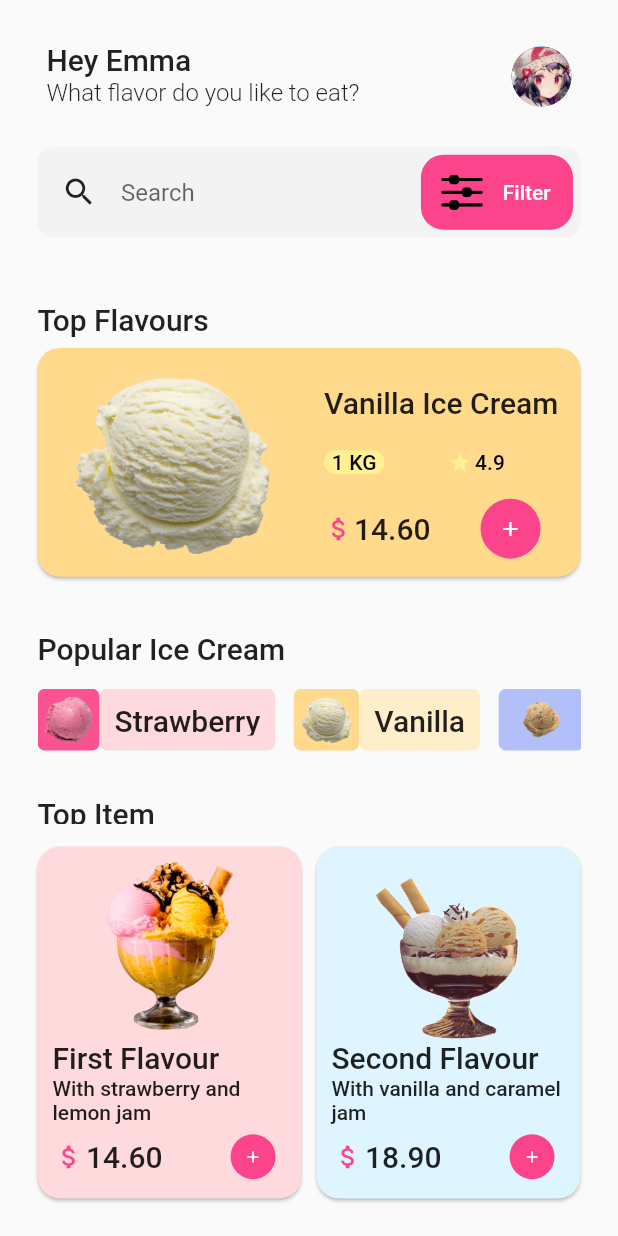
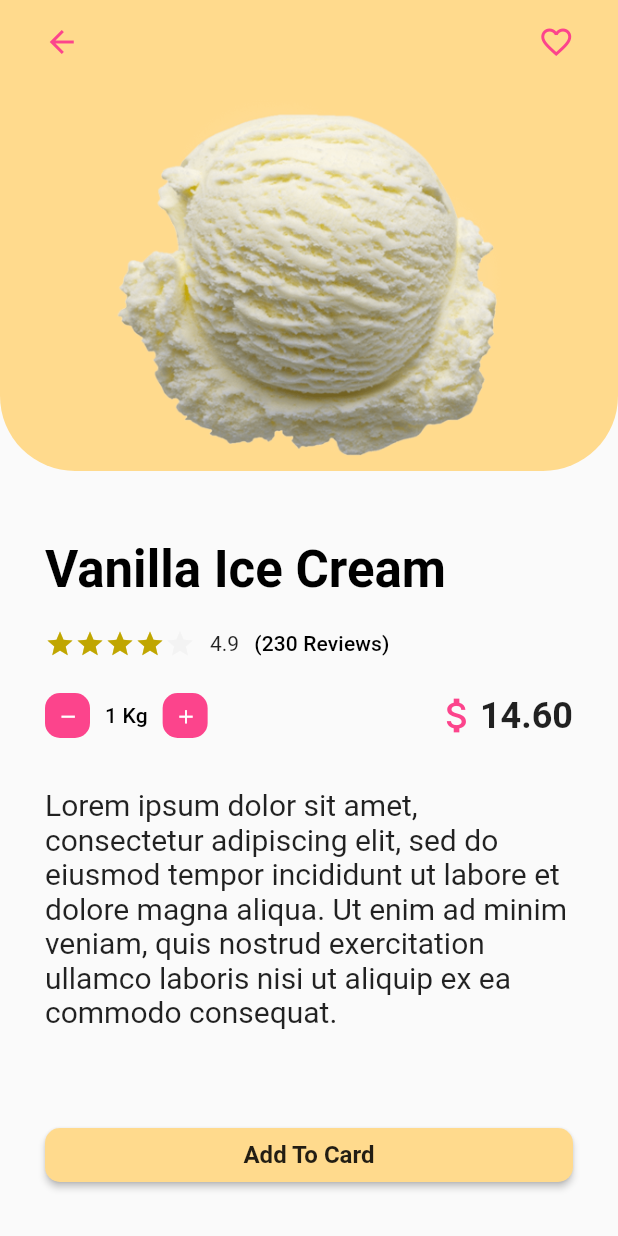
Before and after one commit to tgknyhn/IceCreamShop, a Flutter app: the screen it shows after launch, after a tap on the "add" icon, on a phone screen of 412 x 824 dp. Run offline on Flutter 3.47's test engine with Material 2 defaults, Android fonts, the phone set to English and light mode, and no system bars.

Commit message:
Product page's UI is finished(used dummy data)

```diff
--- a/lib/core/init/constants/border_constants.dart
+++ b/lib/core/init/constants/border_constants.dart
@@ -8,4 +8,6 @@ class BorderConstants {
   double circularRadiusLow = 10;
   double circularRadiusMedium = 15;
   double circularRadiusHigh = 20;
+  double circularRadiusVeryHigh = 35;
+  double circularRadiusUltraHigh = 50;
 }
--- a/lib/core/init/constants/padding_constants.dart
+++ b/lib/core/init/constants/padding_constants.dart
@@ -7,4 +7,6 @@ class PaddingConstants {
   double paddingMin = 5.0;
   double paddingMedium = 10.0;
   double paddingHigh = 15.0;
+  double paddingVeryHigh = 30.0;
+  double paddingUltraHigh = 45.0;
 }
--- a/lib/core/init/theme/color_scheme.dart
+++ b/lib/core/init/theme/color_scheme.dart
@@ -14,7 +14,9 @@ class HomeColorScheme {
   final Color gray = const Color(0xFFf3f3f3);
   final Color white = const Color(0xFFFFFFFF);
   final Color yellow = const Color(0xFFFFF091);
+  final Color starYellow = const Color(0xFFC0A600);
   final Color blueLight = const Color(0xFFdef4ff);
+  final Color black = const Color(0xFF000000);
 
   // Ice Cream Colors
   final Color strawberryDark = const Color(0xFFFB5392);
--- a/lib/core/widgets/add_button.dart
+++ b/lib/core/widgets/add_button.dart
@@ -1,10 +1,23 @@
 import 'package:flutter/material.dart';
-import '../init/constants/button_size_constants.dart';
+import '../../view/product/product_page.dart';
 import '../init/theme/color_scheme.dart';
 
 class AddButton extends StatelessWidget {
-  const AddButton({Key? key, required this.size}) : super(key: key);
+  const AddButton({
+    Key? key,
+    required this.size,
+    required this.productName,
+    required this.productScore,
+    required this.productReviewCount,
+    required this.productPrice,
+    required this.image,
+    required this.color,
+  }) : super(key: key);
 
+  final String productName;
+  final double productScore, productReviewCount, productPrice;
+  final Image image;
+  final Color? color;
   final double size;
 
   @override
@@ -13,7 +26,20 @@ class AddButton extends StatelessWidget {
       radius: size,
       backgroundColor: HomeColorScheme.instance?.pink,
       child: IconButton(
-        onPressed: () {},
+        onPressed: () {
+          Navigator.of(context).push(
+            MaterialPageRoute(
+              builder: ((context) => ProductPage(
+                    color: color,
+                    image: image,
+                    productName: productName,
+                    productPrice: productPrice,
+                    productReviewCount: productReviewCount,
+                    productScore: productScore,
+                  )),
+            ),
+          );
+        },
         icon: Icon(
           Icons.add,
           color: HomeColorScheme.instance?.white,
--- a/lib/core/widgets/star.dart
+++ b/lib/core/widgets/star.dart
@@ -16,7 +16,7 @@ class StarImage extends StatelessWidget {
     return Icon(
       Icons.star,
       size: getSize(size),
-      color: HomeColorScheme.instance?.yellow,
+      color: HomeColorScheme.instance?.starYellow,
     );
   }
 
--- a/lib/view/home/home_page.dart
+++ b/lib/view/home/home_page.dart
@@ -17,6 +17,7 @@ class _HomePageState extends State<HomePage> {
   @override
   Widget build(BuildContext context) {
     SystemChrome.setEnabledSystemUIMode(SystemUiMode.immersive);
+    SystemChrome.setPreferredOrientations([DeviceOrientation.portraitUp]);
     final height = MediaQuery.of(context).size.height;
     final width = MediaQuery.of(context).size.width;
 
--- a/lib/view/home/widgets/popular_ice_cream.dart
+++ b/lib/view/home/widgets/popular_ice_cream.dart
@@ -5,6 +5,7 @@ import 'package:ice_cream_shop/core/init/theme/color_scheme.dart';
 
 import '../../../core/init/constants/border_constants.dart';
 import '../../../core/init/constants/margin_constants.dart';
+import '../../product/product_page.dart';
 
 class PopularIceCream extends StatefulWidget {
   PopularIceCream({Key? key, required this.width, required this.height}) : super(key: key);
@@ -65,22 +66,43 @@ class _PopularIceCreamState extends State<PopularIceCream> {
     );
   }
 
-  Row iceCreamCard({required BuildContext context, required String name, required Image image, required Color? colorDark, required Color? colorLight}) {
-    return Row(
+  Widget iceCreamCard({required BuildContext context, required String name, required Image image, required Color? colorDark, required Color? colorLight}) {
+    return InkWell(
+      onTap: () {
+        Navigator.of(context).push(
+          MaterialPageRoute(
+            builder: ((context) => ProductPage(
+                  color: colorLight,
+                  image: image,
+                  productName: name,
+                  productPrice: 14.60,
+                  productReviewCount: 230,
+                  productScore: 4.9,
+                )),
+          ),
+        );
+      },
+      child: Row(
         children: [
           iceCreamImage(image: image, color: colorDark),
           iceCreamName(context: context, color: colorLight, iceCreamName: name),
         ],
+      ),
     );
   }
 
   Container iceCreamName({required BuildContext context, required Color? color, required String iceCreamName}) {
     return Container(
       decoration: cardDecoration(color),
+      child: Center(
           child: Padding(
         padding: EdgeInsets.all(PaddingConstants.instance.paddingMedium),
-        child: Center(child: Text(iceCreamName, style: Theme.of(context).textTheme.headline6)),
+        child: Text(
+          iceCreamName,
+          style: Theme.of(context).textTheme.headline6,
+          textScaleFactor: 0.6,
         ),
+      )),
     );
   }
 
--- a/lib/view/home/widgets/search_bar.dart
+++ b/lib/view/home/widgets/search_bar.dart
@@ -58,9 +58,11 @@ class _SearchBarState extends State<SearchBar> {
         style: filterButtonStyle(),
         child: Row(
           children: [
-            Expanded(flex: 5, child: filterIcon()),
-            const Expanded(flex: 1, child: Spacer()),
-            Expanded(flex: 5, child: filterButtonText()),
+            const Spacer(),
+            filterIcon(),
+            const Spacer(),
+            filterButtonText(),
+            const Spacer(),
           ],
         ),
         onPressed: () {},
--- a/lib/view/home/widgets/top_flavours.dart
+++ b/lib/view/home/widgets/top_flavours.dart
@@ -15,7 +15,7 @@ class TopFlavours extends StatefulWidget {
   const TopFlavours({Key? key, required this.width, required this.height, required this.rate, required this.price}) : super(key: key);
 
   final double width, height;
-  final double rate, price;
+  final double rate, price, reviewCount = 230;
   final String title = "Vanilla Ice Cream";
 
   @override
@@ -76,7 +76,15 @@ class _TopFlavoursState extends State<TopFlavours> {
         DollarSign(size: DollarSizeConstants.instance.sizeMedium),
         priceText(),
         const Spacer(flex: 2),
-        AddButton(size: ButtonSizeConstants.instance.max),
+        AddButton(
+          size: ButtonSizeConstants.instance.max,
+          color: HomeColorScheme.instance?.vanillaDark,
+          image: Image.asset(ImageConstants.instance.vanilla),
+          productName: 'Vanilla Ice Cream',
+          productPrice: widget.price,
+          productReviewCount: widget.reviewCount,
+          productScore: widget.rate,
+        ),
         const Spacer(flex: 1),
       ],
       mainAxisAlignment: MainAxisAlignment.start,
@@ -90,9 +98,9 @@ class _TopFlavoursState extends State<TopFlavours> {
   Row amountAndRateRow() {
     return Row(
       children: [
-        Expanded(flex: 1, child: iceCreamAmount()),
+        Expanded(flex: 2, child: iceCreamAmount()),
         const Spacer(flex: 1),
-        Expanded(flex: 1, child: iceCreamRate()),
+        Expanded(flex: 2, child: iceCreamRate()),
         const Spacer(flex: 1),
       ],
     );
--- a/lib/view/home/widgets/top_item.dart
+++ b/lib/view/home/widgets/top_item.dart
@@ -53,7 +53,7 @@ class _TopItemState extends State<TopItem> {
       children: [
         Expanded(flex: 1, child: topItemText()),
         Expanded(
-          flex: 15,
+          flex: 10,
           child: Row(
             children: [
               Expanded(
@@ -97,7 +97,7 @@ class _TopItemState extends State<TopItem> {
             Expanded(flex: 10, child: Center(child: image)),
             Expanded(flex: 2, child: flavourTitleWidget(flavourName)),
             Expanded(flex: 3, child: flavourDescWidget(flavourDescription)),
-            Expanded(flex: 3, child: priceRow(price)),
+            Expanded(flex: 3, child: priceRow(price, color, image, flavourName)),
           ],
         ),
       ),
@@ -120,12 +120,22 @@ class _TopItemState extends State<TopItem> {
     }
   }
 
-  Widget priceRow(double price) {
+  Widget priceRow(double price, Color? color, Image image, String flavourName) {
     return Row(
       children: [
         Expanded(flex: 1, child: DollarSign(size: DollarSizeConstants.instance.sizeMedium)),
         Expanded(flex: 4, child: priceText(price)),
-        Expanded(flex: 2, child: AddButton(size: ButtonSizeConstants.instance.medium)),
+        Expanded(
+            flex: 2,
+            child: AddButton(
+              size: ButtonSizeConstants.instance.medium,
+              color: color,
+              image: image,
+              productName: flavourName,
+              productPrice: price,
+              productReviewCount: 123,
+              productScore: 3.6,
+            )),
       ],
     );
   }
--- a/lib/view/product/product_page.dart
+++ b/lib/view/product/product_page.dart
@@ -0,0 +1,297 @@
+import 'package:flutter/material.dart';
+import 'package:ice_cream_shop/core/init/constants/button_size_constants.dart';
+import 'package:ice_cream_shop/core/init/constants/dollar_size_constants.dart';
+import 'package:ice_cream_shop/core/init/constants/padding_constants.dart';
+import 'package:ice_cream_shop/core/init/enums/star_size_enum.dart';
+import 'package:ice_cream_shop/core/init/theme/color_scheme.dart';
+import 'package:ice_cream_shop/core/widgets/dollar_sign.dart';
+import 'package:ice_cream_shop/core/widgets/star.dart';
+
+import '../../core/init/constants/border_constants.dart';
+
+class ProductPage extends StatefulWidget {
+  const ProductPage({
+    Key? key,
+    required this.productName,
+    required this.productScore,
+    required this.productReviewCount,
+    required this.productPrice,
+    required this.image,
+    required this.color,
+  }) : super(key: key);
+
+  final String productName;
+  final double productScore, productReviewCount, productPrice;
+  final Image image;
+  final Color? color;
+  final String productDesc =
+      '''Lorem ipsum dolor sit amet, consectetur adipiscing elit, sed do eiusmod tempor incididunt ut labore et dolore magna aliqua. Ut enim ad minim veniam, quis nostrud exercitation ullamco laboris nisi ut aliquip ex ea commodo consequat.''';
+
+  @override
+  _ProductPageState createState() => _ProductPageState();
+}
+
+class _ProductPageState extends State<ProductPage> {
+  int _productCount = 1;
+  late double _currentPrice = 0;
+
+  @override
+  void initState() {
+    super.initState();
+    _currentPrice = widget.productPrice;
+  }
+
+  @override
+  Widget build(BuildContext context) {
+    return Scaffold(
+      appBar: productPageAppBar(),
+      body: productPageBaseColumn(),
+    );
+  }
+
+  Column productPageBaseColumn() {
+    return Column(
+      children: [
+        Expanded(child: productImageView()),
+        productNameView(),
+        ratingRow(),
+        productCountPriceRow(),
+        productDescriptionView(),
+        addToCardButton(),
+      ],
+      crossAxisAlignment: CrossAxisAlignment.stretch,
+    );
+  }
+
+  Widget addToCardButton() {
+    return Padding(
+      padding: EdgeInsets.all(PaddingConstants.instance.paddingVeryHigh),
+      child: ElevatedButton(
+        onPressed: () {},
+        child: Text("Add To Card", style: Theme.of(context).textTheme.subtitle1?.copyWith(fontWeight: FontWeight.bold)),
+        style: ButtonStyle(
+          backgroundColor: MaterialStateProperty.all(widget.color),
+          shape: MaterialStateProperty.all(RoundedRectangleBorder(borderRadius: BorderRadius.circular(BorderConstants.instance.circularRadiusLow))),
+        ),
+      ),
+    );
+  }
+
+  Widget productDescriptionView() {
+    return Padding(
+      padding: EdgeInsets.all(PaddingConstants.instance.paddingVeryHigh),
+      child: Text(
+        widget.productDesc,
+        style: Theme.of(context).textTheme.headline6?.copyWith(fontWeight: FontWeight.normal),
+      ),
+    );
+  }
+
+  Widget productCountPriceRow() {
+    return Padding(
+      padding: EdgeInsets.fromLTRB(PaddingConstants.instance.paddingVeryHigh, PaddingConstants.instance.paddingMedium, PaddingConstants.instance.paddingVeryHigh, 0),
+      child: Row(
+        children: [
+          minusButton(),
+          productCountView(),
+          plusButton(),
+          const Spacer(),
+          DollarSign(size: DollarSizeConstants.instance.sizeMax),
+          currentPriceView(),
+        ],
+      ),
+    );
+  }
+
+  Widget currentPriceView() {
+    return Text(
+      _currentPrice.toStringAsFixed(2),
+      style: Theme.of(context).textTheme.headline5?.copyWith(fontWeight: FontWeight.bold),
+    );
+  }
+
+  Widget productCountView() {
+    return Padding(
+      padding: EdgeInsets.all(PaddingConstants.instance.paddingMedium),
+      child: Text(
+        '$_productCount Kg',
+        style: Theme.of(context).textTheme.subtitle2,
+      ),
+    );
+  }
+
+  Widget ratingRow() {
+    return Padding(
+      padding: EdgeInsets.symmetric(horizontal: PaddingConstants.instance.paddingVeryHigh, vertical: PaddingConstants.instance.paddingMedium),
+      child: Row(
+        children: [
+          calculateStars(),
+          scoreView(),
+          reviewCountView(),
+        ],
+      ),
+    );
+  }
+
+  Widget reviewCountView() {
+    return Padding(
+      padding: EdgeInsets.symmetric(horizontal: PaddingConstants.instance.paddingMedium),
+      child: Text(
+        '(${widget.productReviewCount.toInt().toString()} Reviews)',
+        style: Theme.of(context).textTheme.subtitle2,
+      ),
+    );
+  }
+
+  Text scoreView() => Text(widget.productScore.toStringAsFixed(1));
+
+  Widget calculateStars() {
+    final int score = widget.productScore.floor();
+
+    switch (score) {
+      case 0:
+        return starRow(true, true, true, true, true);
+      case 1:
+        return starRow(false, true, true, true, true);
+      case 2:
+        return starRow(false, false, true, true, true);
+      case 3:
+        return starRow(false, false, false, true, true);
+      case 4:
+        return starRow(false, false, false, false, true);
+      case 5:
+        return starRow(false, false, false, false, false);
+      default:
+        return starRow(true, true, true, true, true);
+    }
+  }
+
+  Widget starRow(bool star1, bool star2, bool star3, bool star4, bool star5) {
+    return Padding(
+      padding: EdgeInsets.fromLTRB(0, 0, PaddingConstants.instance.paddingMedium, 0),
+      child: Row(
+        children: [
+          StarImage(isEmpty: star1, size: StarSizes.MEDIUM),
+          StarImage(isEmpty: star2, size: StarSizes.MEDIUM),
+          StarImage(isEmpty: star3, size: StarSizes.MEDIUM),
+          StarImage(isEmpty: star4, size: StarSizes.MEDIUM),
+          StarImage(isEmpty: star5, size: StarSizes.MEDIUM)
+        ],
+      ),
+    );
+  }
+
+  Widget productNameView() {
+    return Padding(
+      padding: EdgeInsets.fromLTRB(
+        PaddingConstants.instance.paddingVeryHigh,
+        PaddingConstants.instance.paddingUltraHigh,
+        0,
+        PaddingConstants.instance.paddingMedium,
+      ),
+      child: Align(
+        alignment: Alignment.topLeft,
+        child: Text(
+          widget.productName,
+          style: Theme.of(context).textTheme.headline4?.copyWith(fontWeight: FontWeight.bold, color: HomeColorScheme.instance?.black),
+        ),
+      ),
+    );
+  }
+
+  Container productImageView() {
+    return Container(
+      decoration: BoxDecoration(
+        borderRadius: BorderRadiusDirectional.only(
+          bottomStart: Radius.circular(BorderConstants.instance.circularRadiusUltraHigh),
+          bottomEnd: Radius.circular(BorderConstants.instance.circularRadiusUltraHigh),
+        ),
+        color: widget.color,
+      ),
+      child: Padding(
+        padding: EdgeInsets.all(PaddingConstants.instance.paddingMedium),
+        child: widget.image,
+      ),
+    );
+  }
+
+  AppBar productPageAppBar() {
+    return AppBar(
+      automaticallyImplyLeading: false,
+      backgroundColor: widget.color,
+      elevation: 0,
+      actions: [
+        Expanded(flex: 1, child: backArrowButton()),
+        const Spacer(flex: 3),
+        Expanded(flex: 1, child: favouriteButton()),
+      ],
+    );
+  }
+
+  IconButton favouriteButton() {
+    return IconButton(
+      onPressed: () {},
+      icon: const Icon(Icons.favorite_border),
+      color: HomeColorScheme.instance?.pink,
+    );
+  }
+
+  IconButton backArrowButton() {
+    return IconButton(
+      icon: Icon(
+        Icons.arrow_back,
+        color: HomeColorScheme.instance?.pink,
+      ),
+      onPressed: () {},
+    );
+  }
+
+  Widget minusButton() {
+    return Container(
+      decoration: addMinusButtonDecoration(),
+      child: IconButton(
+        onPressed: () {
+          setState(() {
+            _productCount--;
+            _currentPrice = _productCount * widget.productPrice;
+          });
+        },
+        icon: Icon(
+          Icons.remove,
+          color: HomeColorScheme.instance?.white,
+          size: ButtonSizeConstants.instance.medium,
+        ),
+      ),
+      width: ButtonSizeConstants.instance.medium * 2,
+      height: ButtonSizeConstants.instance.medium * 2,
+    );
+  }
+
+  Widget plusButton() {
+    return Container(
+      decoration: addMinusButtonDecoration(),
+      child: IconButton(
+        onPressed: () {
+          setState(() {
+            _productCount++;
+            _currentPrice = _productCount * widget.productPrice;
+          });
+        },
+        icon: Icon(
+          Icons.add,
+          color: HomeColorScheme.instance?.white,
+          size: ButtonSizeConstants.instance.medium,
+        ),
+      ),
+      width: ButtonSizeConstants.instance.medium * 2,
+      height: ButtonSizeConstants.instance.medium * 2,
+    );
+  }
+
+  BoxDecoration addMinusButtonDecoration() {
+    return BoxDecoration(
+      borderRadius: BorderRadiusDirectional.circular(BorderConstants.instance.circularRadiusLow),
+      color: HomeColorScheme.instance?.pink,
+    );
+  }
+}
```
Lines whose indentation alone changed are shown as unchanged.
